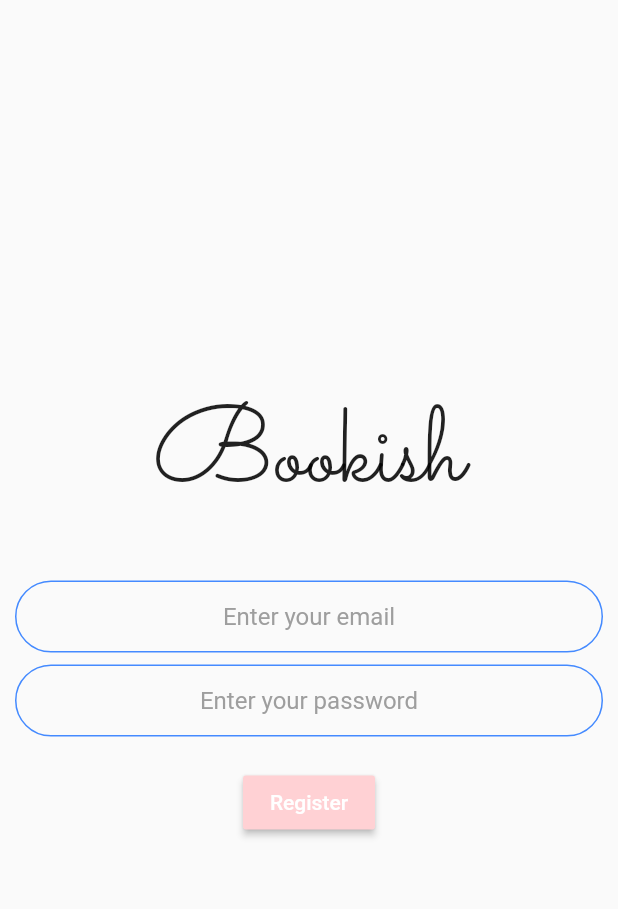
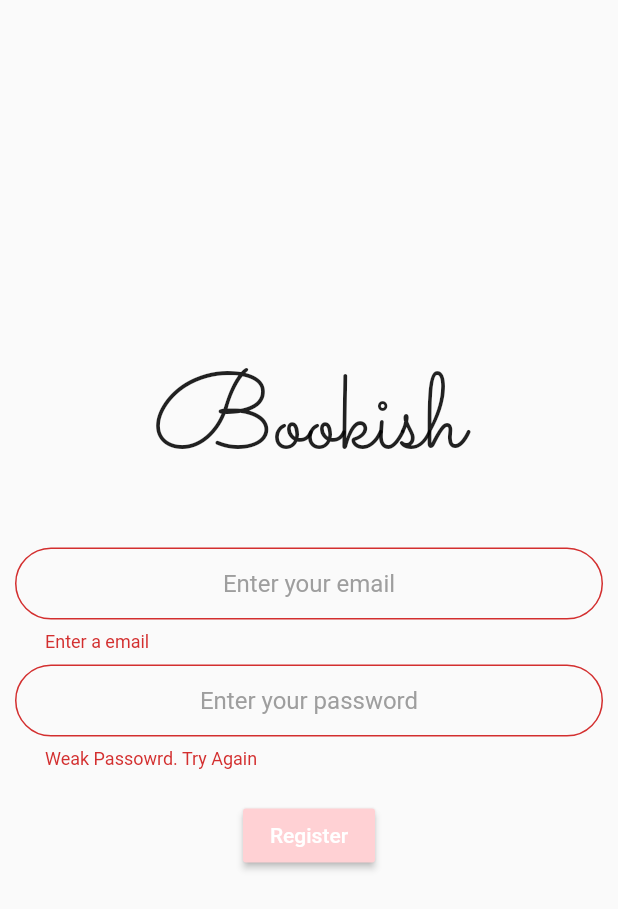
Before and after one commit to mysterio0801/Bookish, a Flutter app: the RegistrationScreen screen opened by its route, after a tap on "Register", on a phone screen of 412 x 824 dp. Shown: the top 909 px of the screen. Run offline on Flutter 3.47's test engine with Material 2 defaults, Android fonts, the phone set to English and light mode, and no system bars; our stand-ins replace firebase_auth, firebase_core; accounts and stored records are empty.

Commit message:
Edit File

```diff
--- a/lib/screens/home.dart
+++ b/lib/screens/home.dart
@@ -2,6 +2,8 @@ import 'package:firebase_auth/firebase_auth.dart';
 import 'package:flutter/material.dart';
 
 class HomeScreen extends StatefulWidget {
+  const HomeScreen({this.inUser});
+  final UserCredential inUser;
   static String id = 'homescreen';
   @override
   _HomeScreenState createState() => _HomeScreenState();
--- a/lib/screens/registrationscreen.dart
+++ b/lib/screens/registrationscreen.dart
@@ -1,4 +1,5 @@
 import 'package:flutter/material.dart';
+import 'package:flutter/services.dart';
 import 'home.dart';
 import 'package:bookish/constants.dart';
 import 'package:firebase_auth/firebase_auth.dart';
@@ -11,7 +12,7 @@ class RegistrationScreen extends StatefulWidget {
 
 class _RegistrationScreenState extends State<RegistrationScreen> {
   final FirebaseAuth _auth = FirebaseAuth.instance;
-
+  final GlobalKey<FormState> _formKey = GlobalKey<FormState>();
   String email = "";
   String password = "";
   @override
@@ -29,12 +30,18 @@ class _RegistrationScreenState extends State<RegistrationScreen> {
             Container(
               margin: EdgeInsets.all(10.0),
               child: Form(
+                key: _formKey,
                 child: Column(
                   children: [
                     TextFormField(
                       keyboardType: TextInputType.emailAddress,
                       textAlign: TextAlign.center,
                       style: TextStyle(color: Colors.black54),
+                      validator: (value) {
+                        if (value.isEmpty) {
+                          return 'Enter a email';
+                        }
+                      },
                       onChanged: (value) {
                         email = value;
                       },
@@ -47,6 +54,11 @@ class _RegistrationScreenState extends State<RegistrationScreen> {
                       keyboardType: TextInputType.emailAddress,
                       textAlign: TextAlign.center,
                       style: TextStyle(color: Colors.black54),
+                      validator: (value) {
+                        if (value.length < 6) {
+                          return 'Weak Passowrd. Try Again';
+                        }
+                      },
                       onChanged: (value) {
                         password = value;
                       },
@@ -56,16 +68,25 @@ class _RegistrationScreenState extends State<RegistrationScreen> {
                     SizedBox(height: 20.0),
                     RaisedButton(
                       onPressed: () async {
-                        final newUser =
-                            await _auth.createUserWithEmailAndPassword(
-                                email: email, password: password);
-                        try {
-                          if (newUser != null) {
-                            Navigator.pushNamed(context, HomeScreen.id);
+                        if (_formKey.currentState.validate()) {
+                          _formKey.currentState.save();
+                          try {
+                            final newUser =
+                                await _auth.createUserWithEmailAndPassword(
+                                    email: email, password: password);
+                            Navigator.push(
+                                context,
+                                MaterialPageRoute(
+                                    builder: (context) =>
+                                        HomeScreen(inUser: newUser)));
+                          } catch (signUpError) {
+                            if (signUpError is PlatformException) {
+                              if (signUpError.code ==
+                                  'ERROR_EMAIL_ALREADY_IN_USE') {
+                                print('Email already in use');
+                              }
+                            }
                           }
-                        } catch (e) {
-                          print(e.toString());
-                          return null;
                         }
                       },
                       color: Color(0xffffd1d4),
```
Also changed, not shown: lib/screens/loginscreen.dart (+30 -12 lines).
